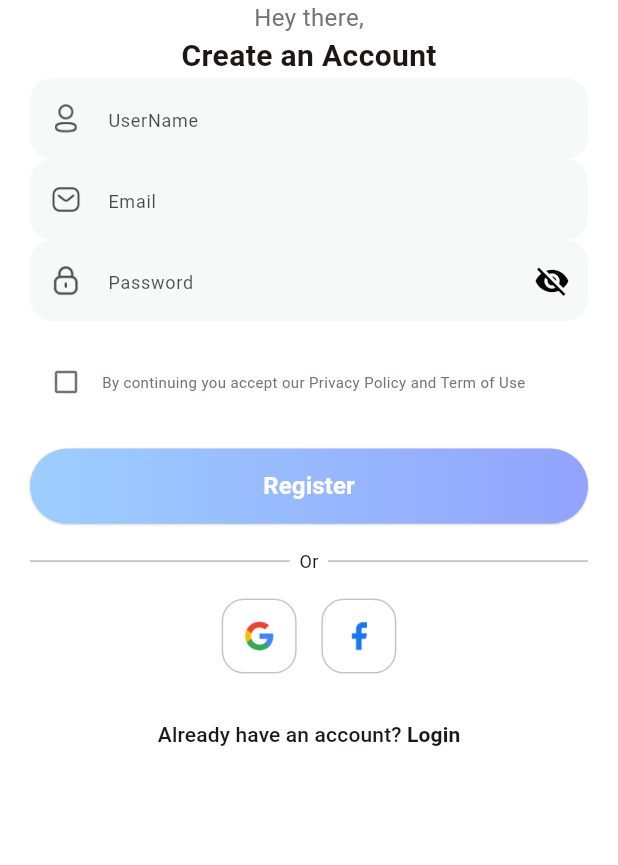
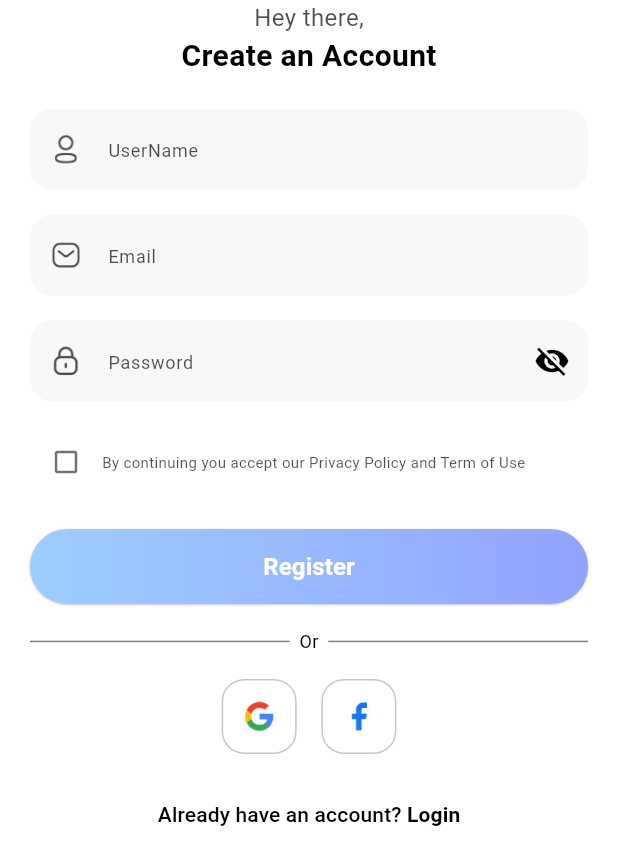
Before and after one commit to Vuonggba1403/smart_fitness_assistant, a Flutter app: the screen it shows after launch, after a tap on "Login", after a tap on "Don’t have an account yet?", on a phone screen of 412 x 824 dp. Shown: the top 865 px of the screen. Run offline on Flutter 3.47's test engine with Material 3 defaults, Android fonts, the phone set to English and light mode, and no system bars; our stand-ins replace animated_toggle_switch, bloc, carousel_slider, delightful_toast, fl_chart, flutter_bloc and 4 more; missing offline and left inert: dotted_dashed_line, simple_animation_progress_bar; key blocks and very long unbroken strings in the code were emptied for the run.

Commit message:
fix darkmode login && register and using cubit in register

```diff
--- a/lib/views/auth/login/ui/login_view.dart
+++ b/lib/views/auth/login/ui/login_view.dart
@@ -3,7 +3,7 @@ import 'package:smart_fitness_assistant/core/functions/colo_extension.dart';
 import 'package:smart_fitness_assistant/core/functions/naviga_to.dart';
 import 'package:smart_fitness_assistant/core/widgets/round_textfield.dart';
 import 'package:smart_fitness_assistant/views/auth/main_tab/ui/main_tab_view.dart';
-import 'package:smart_fitness_assistant/views/auth/register/ui/signup_view.dart';
+import 'package:smart_fitness_assistant/views/auth/signup/ui/signup_view.dart';
 
 import '../../../../core/widgets/round_button.dart';
 
--- a/lib/views/auth/register/ui/signup_view.dart
+++ /dev/null
@@ -1,212 +0,0 @@
-import 'package:flutter/material.dart';
-import 'package:smart_fitness_assistant/core/functions/naviga_to.dart';
-import 'package:smart_fitness_assistant/core/widgets/round_button.dart';
-import 'package:smart_fitness_assistant/core/widgets/round_textfield.dart';
-import 'package:smart_fitness_assistant/core/functions/colo_extension.dart';
-import 'package:smart_fitness_assistant/views/auth/login/ui/login_view.dart';
-
-import 'widgets/complete_profile_view.dart';
-
-class SignUpView extends StatefulWidget {
-  const SignUpView({super.key});
-
-  @override
-  State<SignUpView> createState() => _SignUpViewState();
-}
-
-class _SignUpViewState extends State<SignUpView> {
-  final _formKey = GlobalKey<FormState>();
-  bool _isChecked = false; // privacy policy checkbox
-
-  @override
-  Widget build(BuildContext context) {
-    var media = MediaQuery.of(context).size;
-    return Scaffold(
-      backgroundColor: TColor.white,
-      body: SingleChildScrollView(
-        child: SafeArea(
-          child: Padding(
-            padding: const EdgeInsets.symmetric(horizontal: 20),
-            child: Form(
-              key: _formKey, // 🔹 Thêm form key
-              child: Column(
-                crossAxisAlignment: CrossAxisAlignment.center,
-                children: [
-                  Text(
-                    "Hey there,",
-                    style: TextStyle(color: TColor.gray, fontSize: 16),
-                  ),
-                  Text(
-                    "Create an Account",
-                    style: TextStyle(
-                      color: TColor.black,
-                      fontSize: 20,
-                      fontWeight: FontWeight.w700,
-                    ),
-                  ),
-
-                  const RoundTextField(
-                    hintText: "UserName",
-                    iconPath: "assets/img/user_text.png",
-                  ),
-                  const RoundTextField(
-                    hintText: "Email",
-                    iconPath: "assets/img/email.png",
-                    keyboardType: TextInputType.emailAddress,
-                  ),
-                  RoundTextField(
-                    hintText: "Password",
-                    iconPath: "assets/img/lock.png",
-                    isPassword: true,
-                  ),
-                  SizedBox(height: media.width * 0.04),
-
-                  // 🔹 Checkbox Privacy Policy
-                  Row(
-                    children: [
-                      IconButton(
-                        onPressed: () {
-                          setState(() {
-                            _isChecked = !_isChecked;
-                          });
-                        },
-                        icon: Icon(
-                          _isChecked
-                              ? Icons.check_box_outlined
-                              : Icons.check_box_outline_blank_outlined,
-                          color: TColor.gray,
-                          size: 20,
-                        ),
-                      ),
-                      Flexible(
-                        child: Text(
-                          "By continuing you accept our Privacy Policy and Term of Use",
-                          style: TextStyle(color: TColor.gray, fontSize: 10),
-                        ),
-                      ),
-                    ],
-                  ),
-                  SizedBox(height: media.width * 0.05),
-
-                  // 🔹 Register button
-                  RoundButton(
-                    title: "Register",
-                    onPressed: () {
-                      // 🔹 Validate form + check checkbox
-                      if (_formKey.currentState!.validate() || _isChecked) {
-                        if (_isChecked) {
-                          navigateTo(context, const CompleteProfileView());
-                        } else {}
-                      }
-                    },
-                  ),
-
-                  SizedBox(height: media.width * 0.04),
-
-                  // 🔹 Or divider
-                  Row(
-                    children: [
-                      Expanded(
-                        child: Container(
-                          height: 1,
-                          color: TColor.gray.withOpacity(0.5),
-                        ),
-                      ),
-                      Text(
-                        "  Or  ",
-                        style: TextStyle(color: TColor.black, fontSize: 12),
-                      ),
-                      Expanded(
-                        child: Container(
-                          height: 1,
-                          color: TColor.gray.withOpacity(0.5),
-                        ),
-                      ),
-                    ],
-                  ),
-                  SizedBox(height: media.width * 0.04),
-
-                  // 🔹 Social login buttons
-                  Row(
-                    mainAxisAlignment: MainAxisAlignment.center,
-                    children: [
-                      GestureDetector(
-                        onTap: () {},
-                        child: Container(
-                          width: 50,
-                          height: 50,
-                          alignment: Alignment.center,
-                          decoration: BoxDecoration(
-                            color: TColor.white,
-                            border: Border.all(
-                              width: 1,
-                              color: TColor.gray.withOpacity(0.4),
-                            ),
-                            borderRadius: BorderRadius.circular(15),
-                          ),
-                          child: Image.asset(
-                            "assets/img/google.png",
-                            width: 20,
-                            height: 20,
-                          ),
-                        ),
-                      ),
-                      SizedBox(width: media.width * 0.04),
-                      GestureDetector(
-                        onTap: () {},
-                        child: Container(
-                          width: 50,
-                          height: 50,
-                          alignment: Alignment.center,
-                          decoration: BoxDecoration(
-                            color: TColor.white,
-                            border: Border.all(
-                              width: 1,
-                              color: TColor.gray.withOpacity(0.4),
-                            ),
-                            borderRadius: BorderRadius.circular(15),
-                          ),
-                          child: Image.asset(
-                            "assets/img/facebook.png",
-                            width: 20,
-                            height: 20,
-                          ),
-                        ),
-                      ),
-                    ],
-                  ),
-                  SizedBox(height: media.width * 0.04),
-
-                  // 🔹 Already have account
-                  TextButton(
-                    onPressed: () {
-                      navigateTo(context, const LoginView());
-                    },
-                    child: Row(
-                      mainAxisSize: MainAxisSize.min,
-                      children: [
-                        Text(
-                          "Already have an account? ",
-                          style: TextStyle(color: TColor.black, fontSize: 14),
-                        ),
-                        Text(
-                          "Login",
-                          style: TextStyle(
-                            color: TColor.black,
-                            fontSize: 14,
-                            fontWeight: FontWeight.w700,
-                          ),
-                        ),
-                      ],
-                    ),
-                  ),
-                  SizedBox(height: media.width * 0.04),
-                ],
-              ),
-            ),
-          ),
-        ),
-      ),
-    );
-  }
-}
--- /dev/null
+++ b/lib/views/auth/signup/logic/cubit/signup_cubit.dart
@@ -0,0 +1,18 @@
+import 'package:bloc/bloc.dart';
+import 'package:meta/meta.dart';
+
+part 'signup_state.dart';
+
+class SignUpCubit extends Cubit<SignUpState> {
+  SignUpCubit() : super(const SignUpState());
+
+  /// 🟢 Hàm toggle checkbox
+  void toggleCheck() {
+    emit(state.copyWith(isChecked: !state.isChecked));
+  }
+
+  /// 🟢 Nếu muốn reset sau khi đăng ký xong
+  void reset() {
+    emit(const SignUpState());
+  }
+}
--- /dev/null
+++ b/lib/views/auth/signup/logic/cubit/signup_state.dart
@@ -0,0 +1,12 @@
+part of 'signup_cubit.dart';
+
+@immutable
+class SignUpState {
+  final bool isChecked;
+
+  const SignUpState({this.isChecked = false});
+
+  SignUpState copyWith({bool? isChecked}) {
+    return SignUpState(isChecked: isChecked ?? this.isChecked);
+  }
+}
--- /dev/null
+++ b/lib/views/auth/signup/ui/signup_view.dart
@@ -0,0 +1,227 @@
+import 'package:flutter/material.dart';
+import 'package:flutter_bloc/flutter_bloc.dart';
+import 'package:smart_fitness_assistant/core/functions/naviga_to.dart';
+import 'package:smart_fitness_assistant/core/widgets/custom_derlight_bar.dart';
+import 'package:smart_fitness_assistant/core/widgets/round_button.dart';
+import 'package:smart_fitness_assistant/core/widgets/round_textfield.dart';
+import 'package:smart_fitness_assistant/core/functions/colo_extension.dart';
+import 'package:smart_fitness_assistant/views/auth/login/ui/login_view.dart';
+import 'package:smart_fitness_assistant/views/auth/signup/logic/cubit/signup_cubit.dart';
+import 'widgets/complete_profile_view.dart';
+
+class SignUpView extends StatelessWidget {
+  const SignUpView({super.key});
+
+  @override
+  Widget build(BuildContext context) {
+    return BlocProvider(
+      create: (_) => SignUpCubit(),
+      child: const _SignUpForm(),
+    );
+  }
+}
+
+class _SignUpForm extends StatefulWidget {
+  const _SignUpForm({super.key});
+
+  @override
+  State<_SignUpForm> createState() => _SignUpFormState();
+}
+
+class _SignUpFormState extends State<_SignUpForm> {
+  final _formKey = GlobalKey<FormState>();
+
+  @override
+  Widget build(BuildContext context) {
+    var media = MediaQuery.of(context).size;
+    final theme = Theme.of(context);
+    final textColor = theme.textTheme.bodyMedium?.color;
+    final cardColor = theme.cardColor;
+
+    return Scaffold(
+      backgroundColor: theme.scaffoldBackgroundColor,
+      body: SingleChildScrollView(
+        child: SafeArea(
+          child: Padding(
+            padding: const EdgeInsets.symmetric(horizontal: 20),
+            child: Form(
+              key: _formKey,
+              child: Column(
+                crossAxisAlignment: CrossAxisAlignment.center,
+                children: [
+                  Text(
+                    "Hey there,",
+                    style: TextStyle(
+                      color: textColor?.withOpacity(0.7),
+                      fontSize: 16,
+                    ),
+                  ),
+                  Text(
+                    "Create an Account",
+                    style: TextStyle(
+                      color: textColor,
+                      fontSize: 20,
+                      fontWeight: FontWeight.w700,
+                    ),
+                  ),
+                  SizedBox(height: media.width * 0.05),
+
+                  const RoundTextField(
+                    hintText: "UserName",
+                    iconPath: "assets/img/user_text.png",
+                  ),
+                  SizedBox(height: media.width * 0.04),
+                  const RoundTextField(
+                    hintText: "Email",
+                    iconPath: "assets/img/email.png",
+                    keyboardType: TextInputType.emailAddress,
+                  ),
+                  SizedBox(height: media.width * 0.04),
+                  const RoundTextField(
+                    hintText: "Password",
+                    iconPath: "assets/img/lock.png",
+                    isPassword: true,
+                  ),
+                  SizedBox(height: media.width * 0.04),
+
+                  // 🔹 Checkbox Privacy Policy
+                  BlocBuilder<SignUpCubit, SignUpState>(
+                    builder: (context, state) {
+                      return Row(
+                        children: [
+                          IconButton(
+                            onPressed: () =>
+                                context.read<SignUpCubit>().toggleCheck(),
+                            icon: Icon(
+                              state.isChecked
+                                  ? Icons.check_box_outlined
+                                  : Icons.check_box_outline_blank_outlined,
+                              color: TColor.gray,
+                              size: 20,
+                            ),
+                          ),
+                          Flexible(
+                            child: Text(
+                              "By continuing you accept our Privacy Policy and Term of Use",
+                              style: TextStyle(
+                                color: textColor?.withOpacity(0.7),
+                                fontSize: 10,
+                              ),
+                            ),
+                          ),
+                        ],
+                      );
+                    },
+                  ),
+                  SizedBox(height: media.width * 0.05),
+
+                  // 🔹 Register button
+                  BlocBuilder<SignUpCubit, SignUpState>(
+                    builder: (context, state) {
+                      return RoundButton(
+                        title: "Register",
+                        onPressed: () {
+                          if (!state.isChecked) {
+                            // Show toast yêu cầu check
+                            showCustomDelightToastBar(
+                              context,
+                              "Check the box to continue",
+                              Icon(Icons.info_outline, color: textColor),
+                            );
+                            return;
+                          }
+
+                          if (_formKey.currentState!.validate()) {
+                            navigateTo(context, const CompleteProfileView());
+                          }
+                        },
+                      );
+                    },
+                  ),
+
+                  SizedBox(height: media.width * 0.04),
+
+                  // 🔹 Or divider
+                  Row(
+                    children: [
+                      Expanded(
+                        child: Container(
+                          height: 1,
+                          color: textColor?.withOpacity(0.5),
+                        ),
+                      ),
+                      Text(
+                        "  Or  ",
+                        style: TextStyle(color: textColor, fontSize: 12),
+                      ),
+                      Expanded(
+                        child: Container(
+                          height: 1,
+                          color: textColor?.withOpacity(0.5),
+                        ),
+                      ),
+                    ],
+                  ),
+                  SizedBox(height: media.width * 0.04),
+
+                  // 🔹 Social login buttons
+                  Row(
+                    mainAxisAlignment: MainAxisAlignment.center,
+                    children: [
+                      _socialButton(theme, "assets/img/google.png", cardColor),
+                      SizedBox(width: media.width * 0.04),
+                      _socialButton(
+                        theme,
+                        "assets/img/facebook.png",
+                        cardColor,
+                      ),
+                    ],
+                  ),
+
+                  SizedBox(height: media.width * 0.04),
+
+                  // 🔹 Already have account
+                  TextButton(
+                    onPressed: () => navigateTo(context, const LoginView()),
+                    child: Row(
+                      mainAxisSize: MainAxisSize.min,
+                      children: [
+                        Text(
+                          "Already have an account? ",
+                          style: TextStyle(color: textColor, fontSize: 14),
+                        ),
+                        Text(
+                          "Login",
+                          style: TextStyle(
+                            color: textColor,
+                            fontSize: 14,
+                            fontWeight: FontWeight.w700,
+                          ),
+                        ),
+                      ],
+                    ),
+                  ),
+                  SizedBox(height: media.width * 0.04),
+                ],
+              ),
+            ),
+          ),
+        ),
+      ),
+    );
+  }
+
+  Widget _socialButton(ThemeData theme, String path, Color cardColor) {
+    return Container(
+      width: 50,
+      height: 50,
+      alignment: Alignment.center,
+      decoration: BoxDecoration(
+        color: cardColor,
+        border: Border.all(width: 1, color: TColor.gray.withOpacity(0.4)),
+        borderRadius: BorderRadius.circular(15),
+      ),
+      child: Image.asset(path, width: 20, height: 20),
+    );
+  }
+}
--- a/lib/views/onboarding/logic/cubit/onboarding_state.dart
+++ b/lib/views/onboarding/logic/cubit/onboarding_state.dart
@@ -1,6 +1,5 @@
 part of 'onboarding_cubit.dart';
 
-@immutable
 sealed class OnboardingState {}
 
 final class OnboardingInitial extends OnboardingState {}
```
Also changed, not shown: lib/core/widgets/custom_derlight_bar.dart (+5 -2 lines), lib/views/auth/signup/ui/widgets/complete_profile_view.dart (renamed from lib/views/auth/register/ui/widgets/complete_profile_view.dart, +20 -16 lines), lib/views/auth/signup/ui/widgets/welcome_view.dart (renamed from lib/views/auth/register/ui/widgets/welcome_view.dart, +8 -3 lines), lib/views/auth/signup/ui/widgets/what_your_goal_view.dart (renamed from lib/views/auth/register/ui/widgets/what_your_goal_view.dart, +12 -11 lines).
